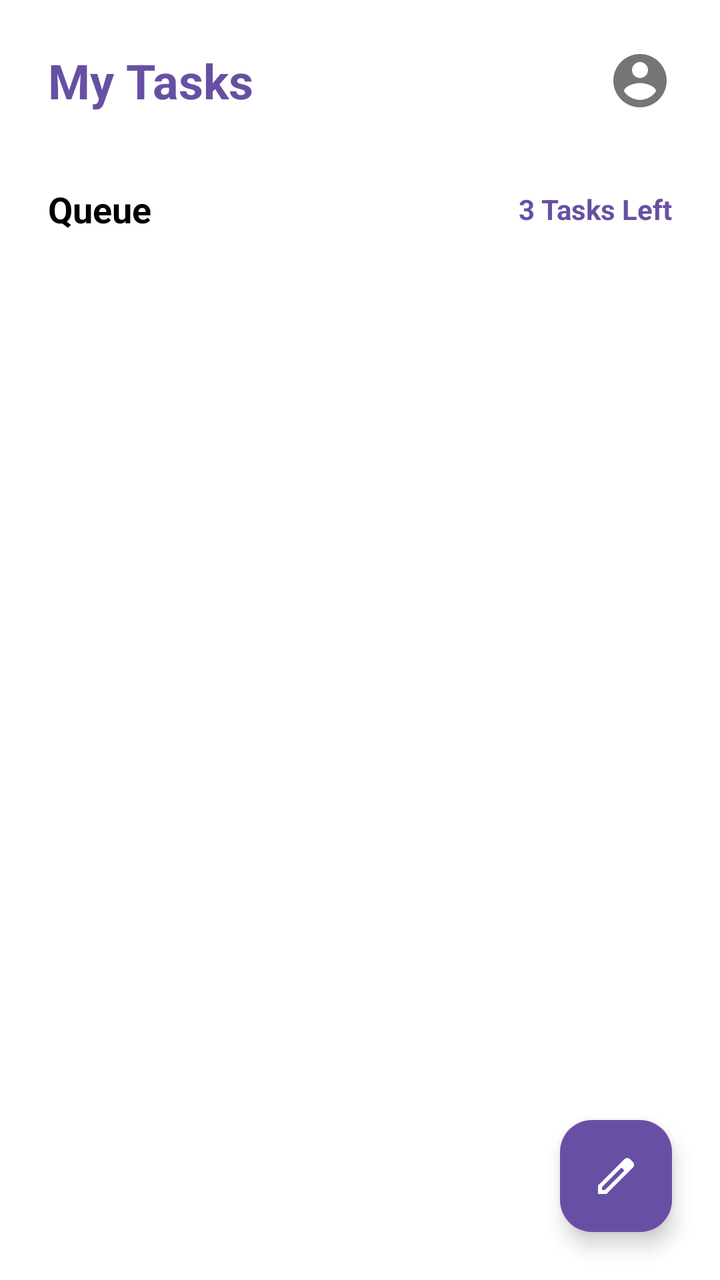
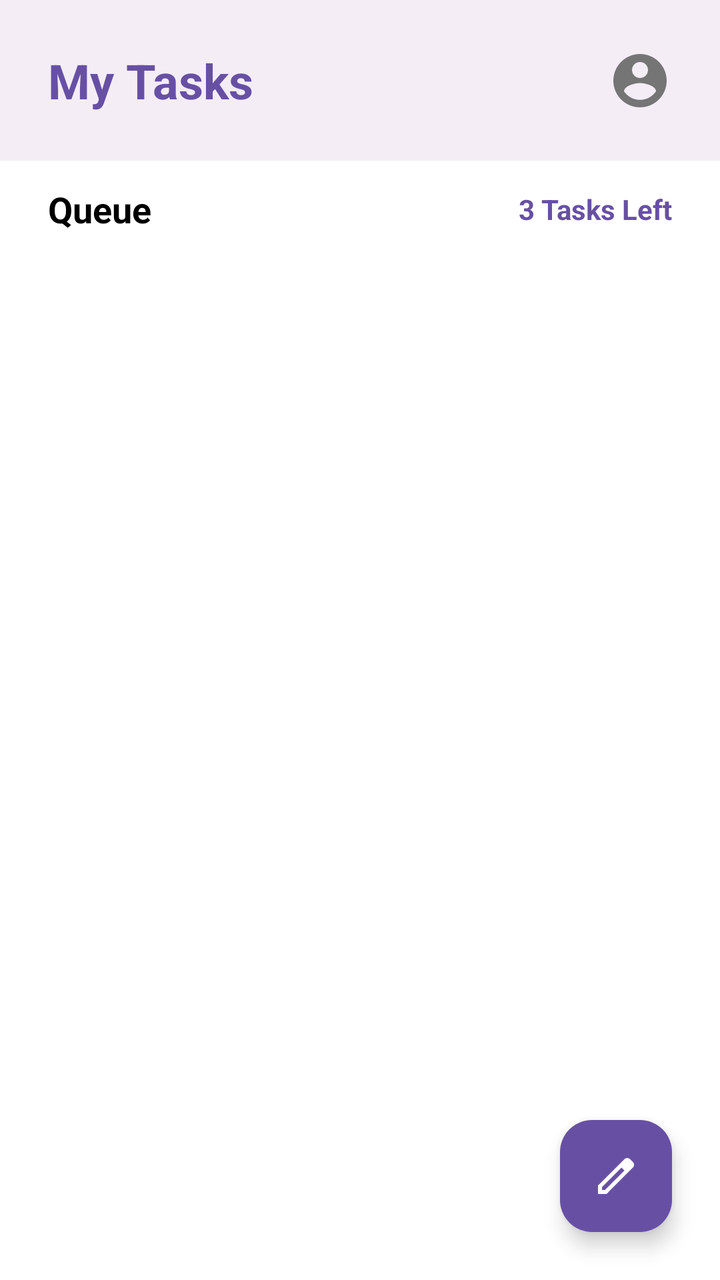

Screens rendered from an Android XML layout before and after an edit, with the pre-edit source and the edit as a unified diff.
<!-- AndroidManifest.xml: application theme Theme.CheckIt -->
<!-- res/layout/activity_main.xml -->
<?xml version="1.0" encoding="utf-8"?>
<androidx.constraintlayout.widget.ConstraintLayout xmlns:android="http://schemas.android.com/apk/res/android"
    xmlns:app="http://schemas.android.com/apk/res-auto"
    xmlns:tools="http://schemas.android.com/tools"
    android:id="@+id/main"
    android:layout_width="match_parent"
    android:layout_height="match_parent"
    android:background="@color/white"
    tools:context=".MainActivity">

    
    <androidx.constraintlayout.widget.ConstraintLayout
        android:id="@+id/header"
        android:layout_width="match_parent"
        android:layout_height="wrap_content"
        android:padding="24dp"
        app:layout_constraintTop_toTopOf="parent">

        <TextView
            android:id="@+id/tv_title"
            android:layout_width="wrap_content"
            android:layout_height="wrap_content"
            android:text="@string/my_tasks"
            android:textColor="@color/branding_purple"
            android:textSize="24sp"
            android:textStyle="bold"
            app:layout_constraintBottom_toBottomOf="parent"
            app:layout_constraintStart_toStartOf="parent"
            app:layout_constraintTop_toTopOf="parent" />

        <ImageView
            android:id="@+id/iv_user_profile"
            android:layout_width="32dp"
            android:layout_height="32dp"
            android:clickable="true"
            android:focusable="true"
            android:src="@drawable/ic_account_circle"
            app:layout_constraintBottom_toBottomOf="parent"
            app:layout_constraintEnd_toEndOf="parent"
            app:layout_constraintTop_toTopOf="parent" />
    </androidx.constraintlayout.widget.ConstraintLayout>

    
    <androidx.constraintlayout.widget.ConstraintLayout
        android:id="@+id/queue_info"
        android:layout_width="match_parent"
        android:layout_height="wrap_content"
        android:paddingHorizontal="24dp"
        android:paddingVertical="12dp"
        app:layout_constraintTop_toBottomOf="@id/header">

        <TextView
            android:id="@+id/tv_queue_label"
            android:layout_width="wrap_content"
            android:layout_height="wrap_content"
            android:text="@string/queue_header"
            android:textColor="@color/black"
            android:textSize="18sp"
            android:textStyle="bold"
            app:layout_constraintStart_toStartOf="parent"
            app:layout_constraintTop_toTopOf="parent" />

        <TextView
            android:id="@+id/textTasksLeft"
            android:layout_width="wrap_content"
            android:layout_height="wrap_content"
            android:text="@string/tasks_left"
            android:textColor="@color/branding_purple"
            android:textSize="14sp"
            android:textStyle="bold"
            app:layout_constraintBottom_toBottomOf="@id/tv_queue_label"
            app:layout_constraintEnd_toEndOf="parent"
            app:layout_constraintTop_toTopOf="@id/tv_queue_label" />
    </androidx.constraintlayout.widget.ConstraintLayout>

    
    <androidx.recyclerview.widget.RecyclerView
        android:id="@+id/tasksRecyclerView"
        android:layout_width="match_parent"
        android:layout_height="0dp"
        android:clipToPadding="false"
        android:padding="24dp"
        app:layout_constraintBottom_toBottomOf="parent"
        app:layout_constraintTop_toBottomOf="@id/queue_info" />

    
    <TextView
        android:id="@+id/textEmptyState"
        android:layout_width="wrap_content"
        android:layout_height="wrap_content"
        android:gravity="center"
        android:text="All caught up!\nTap the + button to add a task."
        android:textColor="@android:color/darker_gray"
        android:textSize="16sp"
        android:visibility="gone"
        app:layout_constraintBottom_toBottomOf="parent"
        app:layout_constraintEnd_toEndOf="parent"
        app:layout_constraintStart_toStartOf="parent"
        app:layout_constraintTop_toBottomOf="@id/queue_info" />

    
    <com.google.android.material.floatingactionbutton.FloatingActionButton
        android:id="@+id/fab_add_task"
        android:layout_width="wrap_content"
        android:layout_height="wrap_content"
        android:layout_margin="24dp"
        android:backgroundTint="@color/branding_purple"
        android:contentDescription="Add New Task"
        android:src="@drawable/ic_edit"
        app:layout_constraintBottom_toBottomOf="parent"
        app:layout_constraintEnd_toEndOf="parent"
        app:tint="@color/white" />

</androidx.constraintlayout.widget.ConstraintLayout>
<!-- resources referenced by this layout -->
<resources>
  <color name="black">#FF000000</color>
  <color name="branding_purple">#6750A4</color>
  <color name="white">#FFFFFFFF</color>
  <!-- drawable ic_account_circle (drawable) -->
  <vector xmlns:android="http://schemas.android.com/apk/res/android"
      android:width="24dp"
      android:height="24dp"
      android:viewportWidth="24"
      android:viewportHeight="24">
    <path
        android:fillColor="#757575"
        android:pathData="M12,2C6.48,2 2,6.48 2,12s4.48,10 10,10 10,-4.48 10,-10S17.52,2 12,2zM12,5c1.66,0 3,1.34 3,3s-1.34,3 -3,3 -3,-1.34 -3,-3 1.34,-3 3,-3zM12,19.2c-2.5,0 -4.71,-1.28 -6,-3.22 0.03,-1.99 4,-3.08 6,-3.08 1.99,0 5.97,1.09 6,3.08 -1.29,1.94 -3.5,3.22 -6,3.22z"/>
  </vector>
  <!-- drawable ic_edit (drawable) -->
  <vector xmlns:android="http://schemas.android.com/apk/res/android"
      android:width="24dp"
      android:height="24dp"
      android:viewportWidth="960"
      android:viewportHeight="960">
    <path
        android:pathData="M200,760h57l391,-391 -57,-57 -391,391v57ZM120,840v-170l528,-527q12,-11 26.5,-17t30.5,-6q16,0 31,6t26,18l55,56q12,11 17.5,26t5.5,30q0,16 -5.5,30.5T817,313L290,840L120,840ZM760,256 L704,200 760,256ZM619,341 L591,312 648,369 619,341Z"
        android:fillColor="#e3e3e3"/>
  </vector>
  <string name="my_tasks">My Tasks</string>
  <string name="queue_header">Queue</string>
  <string name="tasks_left">3 Tasks Left</string>
  <style name="Theme.CheckIt" parent="Base.Theme.CheckIt" />
  <style name="Base.Theme.CheckIt" parent="Theme.Material3.Light.NoActionBar">
          
          
      </style>
</resources>

<!-- the commit's change to res/layout/activity_main.xml (unified diff, before → after) -->
@@ -6,6 +6,7 @@
     android:layout_width="match_parent"
     android:layout_height="match_parent"
     android:background="@color/white"
+    android:fitsSystemWindows="true"
     tools:context=".MainActivity">
 
     
@@ -13,6 +14,7 @@
         android:id="@+id/header"
         android:layout_width="match_parent"
         android:layout_height="wrap_content"
+        android:background="#F4EDF6"
         android:padding="24dp"
         app:layout_constraintTop_toTopOf="parent">
 
